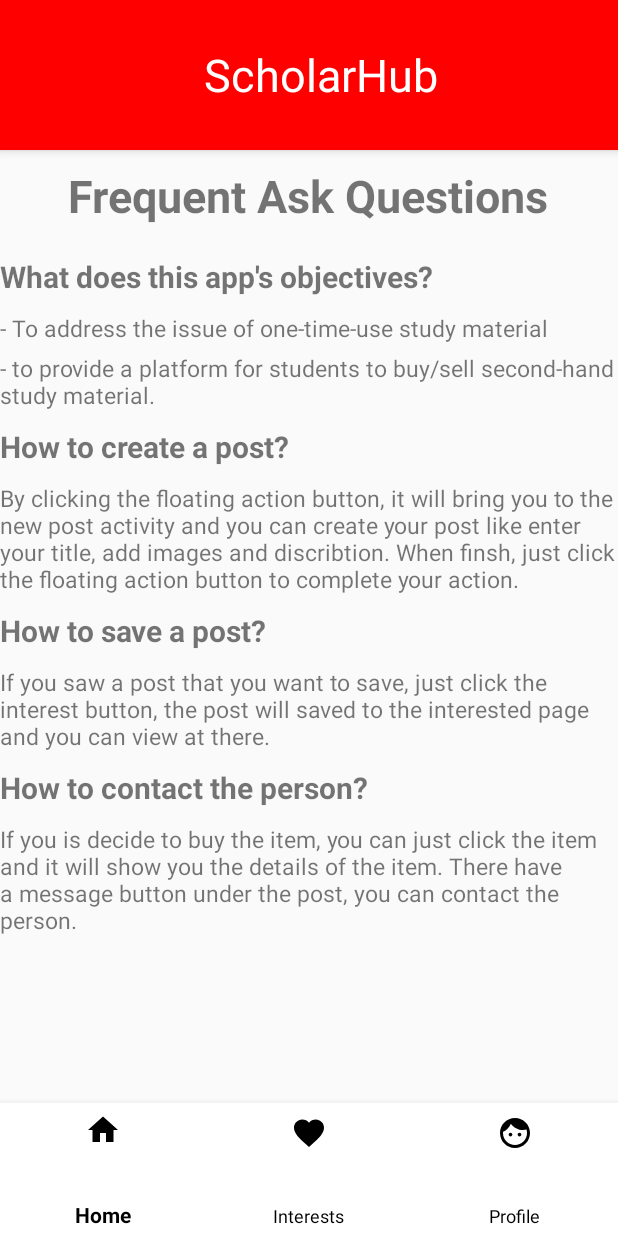
After one commit to CoolForMe0812/scholarhub, an Android app: the layout activity_faq.xml on its own in the app's theme, with its tools: preview values and no code run, on a phone screen of 412 x 824 dp. The commit adds this screen. Run offline under Robolectric (Android 15) with nearby library versions, the phone set to English and light mode, and no system bars.

Commit message:
done profile xml, faq xml, faq java(intent)

```diff
--- /dev/null
+++ b/app/src/main/java/com/example/signuppage/FAQ.java
@@ -0,0 +1,4 @@
+package com.example.signuppage;
+
+public class FAQ {
+}
--- /dev/null
+++ b/app/src/main/res/layout/activity_faq.xml
@@ -0,0 +1,122 @@
+<?xml version="1.0" encoding="utf-8"?>
+<RelativeLayout xmlns:android="http://schemas.android.com/apk/res/android"
+    xmlns:app="http://schemas.android.com/apk/res-auto"
+    android:orientation="vertical"
+    android:layout_width="match_parent"
+    android:layout_height="match_parent">
+
+    <include
+        android:id="@+id/toolbar"
+        layout="@layout/toolbar" />
+
+    <TextView
+        android:layout_width="wrap_content"
+        android:layout_height="wrap_content"
+        android:layout_below="@id/toolbar"
+        android:layout_centerInParent="true"
+        android:layout_marginTop="10dp"
+        android:text="Frequent Ask Questions"
+        android:textStyle="bold"
+        android:textSize="30dp"
+        android:id="@+id/title"/>
+
+    <TextView
+        android:layout_width="wrap_content"
+        android:layout_height="wrap_content"
+        android:layout_below="@+id/title"
+        android:layout_marginTop="20dp"
+        android:text="What does this app's objectives?"
+        android:textSize="20dp"
+        android:textStyle="bold"
+        android:id="@+id/textView1"/>
+
+    <TextView
+        android:layout_width="wrap_content"
+        android:layout_height="wrap_content"
+        android:layout_below="@+id/textView1"
+        android:layout_marginTop="10dp"
+        android:text="- To address the issue of one-time-use study material"
+        android:textSize="15dp"
+        android:id="@+id/textView2"/>
+
+    <TextView
+        android:layout_width="wrap_content"
+        android:layout_height="wrap_content"
+        android:layout_below="@+id/textView2"
+        android:layout_marginTop="5dp"
+        android:text="- to provide a platform for students to buy/sell second-hand study material."
+        android:textSize="15dp"
+        android:id="@+id/textView3"/>
+
+    <TextView
+        android:layout_width="wrap_content"
+        android:layout_height="wrap_content"
+        android:layout_below="@+id/textView3"
+        android:layout_marginTop="10dp"
+        android:text="How to create a post?"
+        android:textSize="20dp"
+        android:textStyle="bold"
+        android:id="@+id/textView4"/>
+
+    <TextView
+        android:layout_width="wrap_content"
+        android:layout_height="wrap_content"
+        android:layout_below="@+id/textView4"
+        android:layout_marginTop="10dp"
+        android:text="By clicking the floating action button, it will bring
+you to the new post activity and you can create your post like enter your title,
+add images and discribtion. When finsh, just click the floating action button to
+complete your action. "
+        android:textSize="15dp"
+        android:id="@+id/textView5"/>
+
+    <TextView
+        android:layout_width="wrap_content"
+        android:layout_height="wrap_content"
+        android:layout_below="@+id/textView5"
+        android:layout_marginTop="10dp"
+        android:text="How to save a post?"
+        android:textSize="20dp"
+        android:textStyle="bold"
+        android:id="@+id/textView6"/>
+
+    <TextView
+        android:layout_width="wrap_content"
+        android:layout_height="wrap_content"
+        android:layout_below="@+id/textView6"
+        android:layout_marginTop="10dp"
+        android:text="If you saw a post that you want to save, just click the
+interest button, the post will saved to the interested page and you can view at there."
+        android:textSize="15dp"
+        android:id="@+id/textView7"/>
+
+    <TextView
+        android:layout_width="wrap_content"
+        android:layout_height="wrap_content"
+        android:layout_below="@+id/textView7"
+        android:layout_marginTop="10dp"
+        android:text="How to contact the person?"
+        android:textSize="20dp"
+        android:textStyle="bold"
+        android:id="@+id/textView8"/>
+
+    <TextView
+        android:layout_width="wrap_content"
+        android:layout_height="wrap_content"
+        android:layout_below="@+id/textView8"
+        android:layout_marginTop="10dp"
+        android:text="If you is decide to buy the item, you can just click the item and it will show you
+the details of the item. There have a message button under the post, you can contact the person."
+        android:textSize="15dp"
+        android:id="@+id/textView9"/>
+
+    <com.google.android.material.bottomnavigation.BottomNavigationView
+        android:layout_width="match_parent"
+        android:layout_height="90dp"
+        android:layout_alignParentBottom="true"
+        android:layout_marginBottom="-1dp"
+        android:background="@android:color/white"
+        app:itemIconTint="@android:color/black"
+        app:itemTextColor="@android:color/black"
+        app:menu="@menu/main_menu" />
+</RelativeLayout>
--- a/app/src/main/res/layout/activity_home.xml
+++ b/app/src/main/res/layout/activity_home.xml
@@ -18,7 +18,7 @@
         android:layout_height="wrap_content"
         android:layout_below="@+id/toolbar"
         android:layout_marginLeft="15dp"
-        android:layout_marginTop="60dp"
+        android:layout_marginTop="100dp"
         android:text="Things you may be interested"
         android:textStyle="bold" />
     <com.google.android.material.card.MaterialCardView
@@ -35,8 +35,6 @@
         app:layout_constraintEnd_toEndOf="parent"
         app:layout_constraintStart_toStartOf="parent"
         >
-
-
 
 
 
--- a/app/src/main/res/values/colors.xml
+++ b/app/src/main/res/values/colors.xml
@@ -6,4 +6,5 @@
     <color name="grey">#D3D3D3</color>
     <color name="white">#ffffff</color>
     <color name="red">#FF0000</color>
+    <color name="black">#000000</color>
 </resources>
```
Also changed, not shown: app/src/main/java/com/example/signuppage/Profile.java (+38 -0 lines), app/src/main/res/layout/activity_profile.xml (+46 -15 lines).
